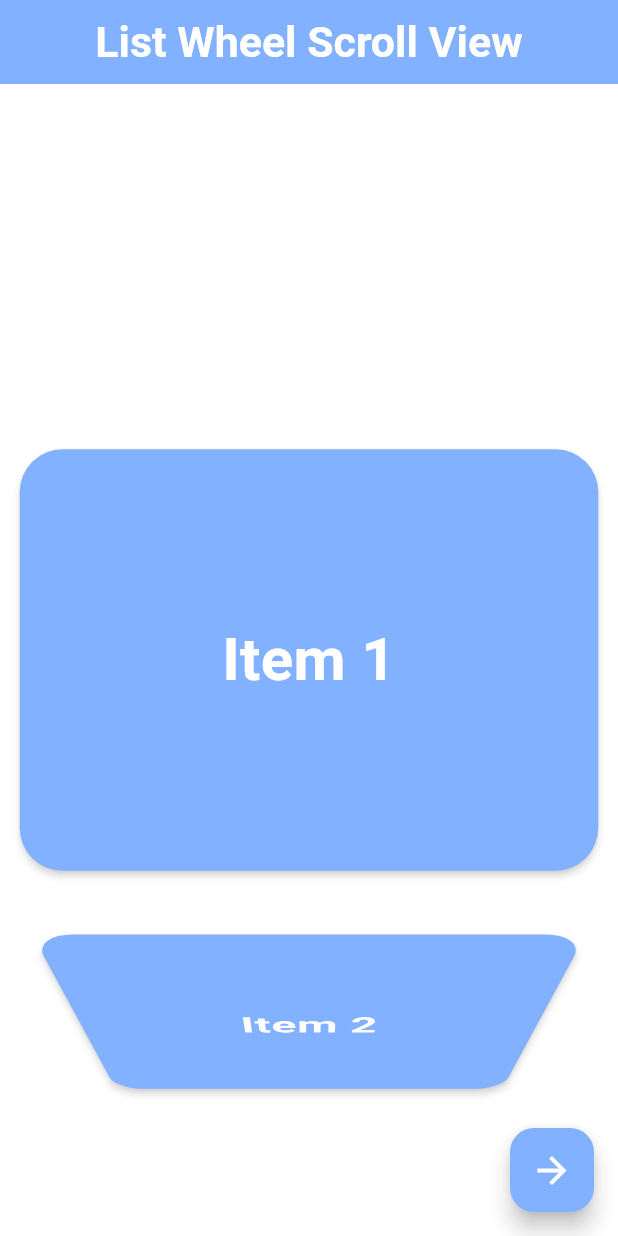
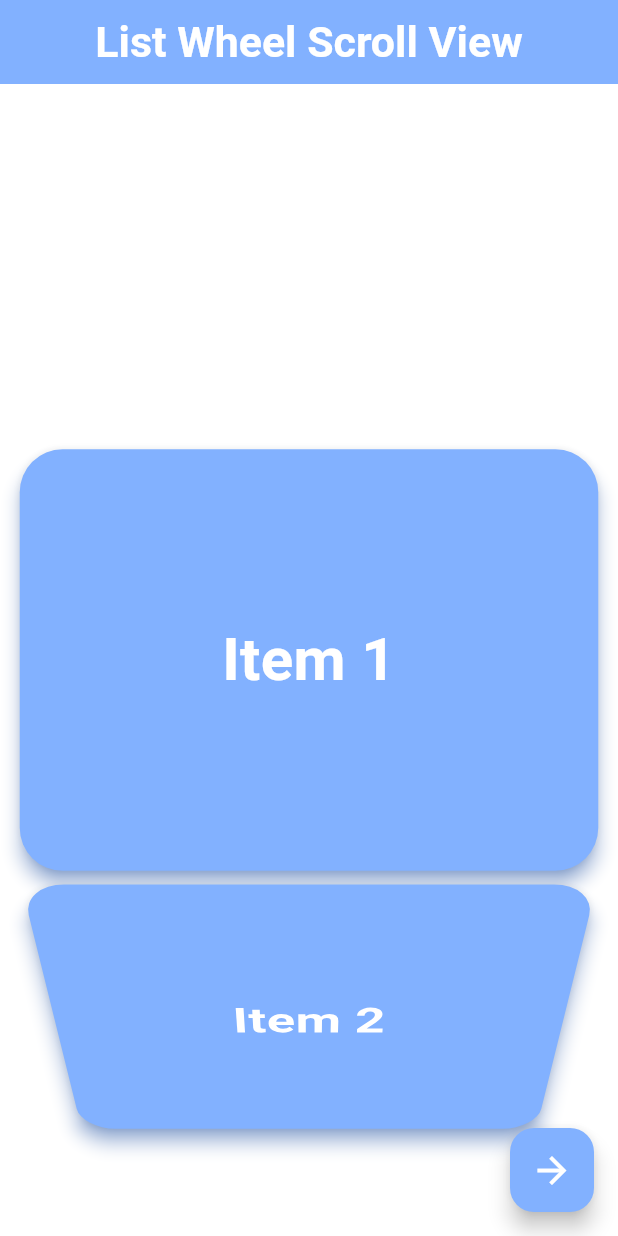
Before and after one commit to rafiul9040devapp/Flexing-UI, a Flutter app: the screen it shows after launch, on a phone screen of 412 x 824 dp. Run offline on Flutter 3.47's test engine with Material 3 defaults, Android fonts, the phone set to English and light mode, and no system bars; our stand-ins replace dio, flutter_screenutil, flutter_spinkit, get.

Commit message:
List Wheel Scroll View is completed

```diff
--- a/lib/screens/special_list.dart
+++ b/lib/screens/special_list.dart
@@ -1,6 +1,5 @@
 import 'package:flutter/material.dart';
 import 'package:flutter_screenutil/flutter_screenutil.dart';
-import 'package:fluttertoast/fluttertoast.dart';
 
 class SpecialList extends StatefulWidget {
   const SpecialList({super.key});
@@ -27,6 +26,7 @@ class _SpecialListState extends State<SpecialList> {
   @override
   Widget build(BuildContext context) {
     return Scaffold(
+      backgroundColor: Colors.white,
       appBar: AppBar(
         title: Text(
           'List Wheel Scroll View',
@@ -54,13 +54,13 @@ class _SpecialListState extends State<SpecialList> {
         itemExtent: 250.h,
         controller: _controller,
         physics: const FixedExtentScrollPhysics(),
-        perspective: .003,
+        perspective: .002,
         diameterRatio: 1.5,
-        //squeeze: 0.5.w,
+        squeeze: 1.w,
         // magnification: 1.5,
         // useMagnifier: true,
         childDelegate: ListWheelChildBuilderDelegate(
-          childCount: 10,
+          childCount: 20,
           builder: (context, index) => buildCard(index),
         ),
       ),
@@ -72,8 +72,8 @@ class _SpecialListState extends State<SpecialList> {
       padding: EdgeInsets.symmetric(vertical: 4.h, horizontal: 8.w),
       child: Card(
         color: Colors.blueAccent.shade100,
-        elevation: 2,
-        shadowColor: Colors.grey.shade200,
+        elevation: 5,
+        shadowColor: Colors.blueAccent,
         shape: RoundedRectangleBorder(
           borderRadius: BorderRadius.circular(25.r),
         ),
--- a/pubspec.yaml
+++ b/pubspec.yaml
@@ -18,7 +18,7 @@ dependencies:
   flutter_screenutil: ^5.9.0
   dio: ^5.4.0
   flutter_spinkit: ^5.2.0
-  fluttertoast: ^8.2.4
+
 
 dev_dependencies:
   flutter_test:
```
Also changed, not shown: pubspec.lock.
